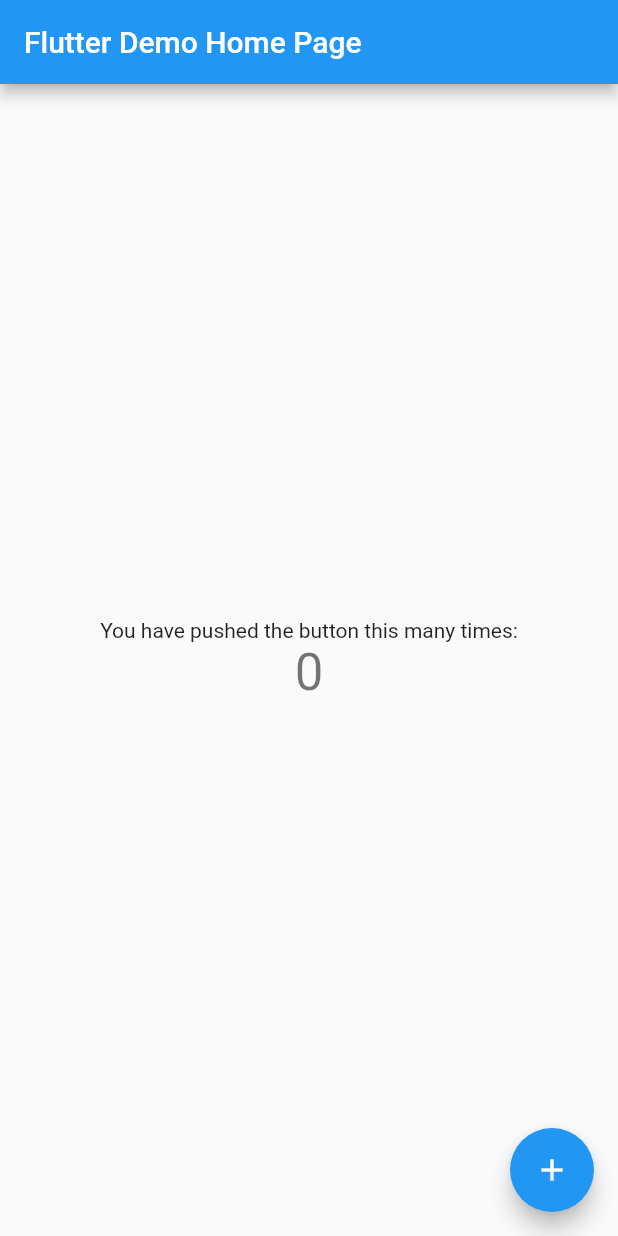
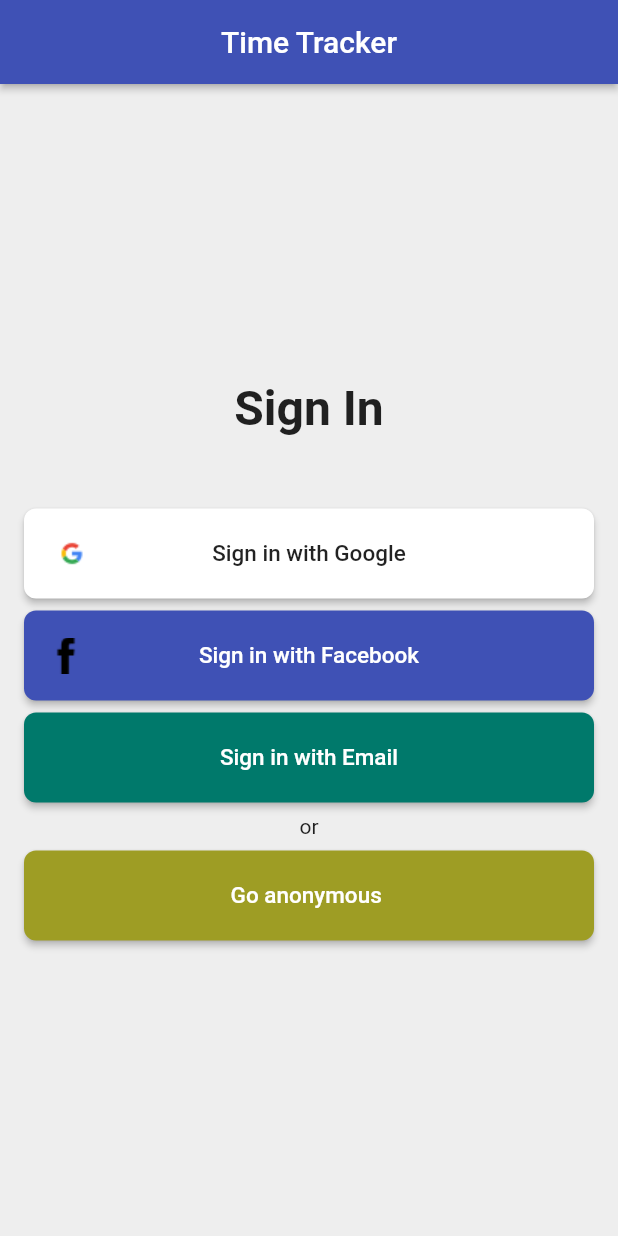
Before and after one commit to kalu254/time-tracker, a Flutter app: the screen it shows after launch, on a phone screen of 412 x 824 dp. Run offline on Flutter 3.47's test engine with Material 2 defaults, Android fonts, the phone set to English and light mode, and no system bars; our stand-ins replace firebase_auth, firebase_core, google_sign_in; missing offline and left inert: flutter_login_facebook; accounts and stored records are empty.

Commit message:
Google and Facebook Sign In

```diff
--- /dev/null
+++ b/lib/app/landing_page.dart
@@ -0,0 +1,39 @@
+import 'package:firebase_auth/firebase_auth.dart';
+import 'package:flutter/cupertino.dart';
+import 'package:flutter/material.dart';
+import 'package:time_tracker/app/home_page.dart';
+import 'package:time_tracker/services/auth.dart';
+import 'package:time_tracker/sign_in/sign_in_page.dart';
+
+class LandingPage extends StatelessWidget {
+  const LandingPage({Key key, @required this.auth}) : super(key: key);
+
+  final Auth auth;
+
+  @override
+  Widget build(BuildContext context) {
+
+    return StreamBuilder<User>(
+      stream: auth.authStateChanges(),
+      builder: (context,snapshot){
+        if(snapshot.connectionState == ConnectionState.active){
+          final User user = snapshot.data;
+          if (user == null) {
+            return SignInPage(
+              auth: auth,
+            );
+          }
+          return HomePage(
+            auth: auth,
+          );
+        }
+        return Scaffold(
+          body: Center(
+            child: CircularProgressIndicator(),
+          ),
+        );
+      },
+    );
+
+  }
+}
--- a/lib/main.dart
+++ b/lib/main.dart
@@ -1,113 +1,25 @@
+import 'package:firebase_core/firebase_core.dart';
 import 'package:flutter/material.dart';
+import 'package:time_tracker/services/auth.dart';
+import 'app/landing_page.dart';
 
-void main() {
+void main() async {
+  WidgetsFlutterBinding.ensureInitialized();
+  await Firebase.initializeApp();
   runApp(MyApp());
 }
 
 class MyApp extends StatelessWidget {
-  // This widget is the root of your application.
   @override
   Widget build(BuildContext context) {
     return MaterialApp(
-      title: 'Flutter Demo',
+      title: "Time Tracker",
       theme: ThemeData(
-        // This is the theme of your application.
-        //
-        // Try running your application with "flutter run". You'll see the
-        // application has a blue toolbar. Then, without quitting the app, try
-        // changing the primarySwatch below to Colors.green and then invoke
-        // "hot reload" (press "r" in the console where you ran "flutter run",
-        // or simply save your changes to "hot reload" in a Flutter IDE).
-        // Notice that the counter didn't reset back to zero; the application
-        // is not restarted.
-        primarySwatch: Colors.blue,
+        primarySwatch: Colors.indigo,
       ),
-      home: MyHomePage(title: 'Flutter Demo Home Page'),
+      home: LandingPage(
+        auth: Auth(),
+      )
     );
   }
 }
-
-class MyHomePage extends StatefulWidget {
-  MyHomePage({Key key, this.title}) : super(key: key);
-
-  // This widget is the home page of your application. It is stateful, meaning
-  // that it has a State object (defined below) that contains fields that affect
-  // how it looks.
-
-  // This class is the configuration for the state. It holds the values (in this
-  // case the title) provided by the parent (in this case the App widget) and
-  // used by the build method of the State. Fields in a Widget subclass are
-  // always marked "final".
-
-  final String title;
-
-  @override
-  _MyHomePageState createState() => _MyHomePageState();
-}
-
-class _MyHomePageState extends State<MyHomePage> {
-  int _counter = 0;
-
-  void _incrementCounter() {
-    setState(() {
-      // This call to setState tells the Flutter framework that something has
-      // changed in this State, which causes it to rerun the build method below
-      // so that the display can reflect the updated values. If we changed
-      // _counter without calling setState(), then the build method would not be
-      // called again, and so nothing would appear to happen.
-      _counter++;
-    });
-  }
-
-  @override
-  Widget build(BuildContext context) {
-    // This method is rerun every time setState is called, for instance as done
-    // by the _incrementCounter method above.
-    //
-    // The Flutter framework has been optimized to make rerunning build methods
-    // fast, so that you can just rebuild anything that needs updating rather
-    // than having to individually change instances of widgets.
-    return Scaffold(
-      appBar: AppBar(
-        // Here we take the value from the MyHomePage object that was created by
-        // the App.build method, and use it to set our appbar title.
-        title: Text(widget.title),
-      ),
-      body: Center(
-        // Center is a layout widget. It takes a single child and positions it
-        // in the middle of the parent.
-        child: Column(
-          // Column is also a layout widget. It takes a list of children and
-          // arranges them vertically. By default, it sizes itself to fit its
-          // children horizontally, and tries to be as tall as its parent.
-          //
-          // Invoke "debug painting" (press "p" in the console, choose the
-          // "Toggle Debug Paint" action from the Flutter Inspector in Android
-          // Studio, or the "Toggle Debug Paint" command in Visual Studio Code)
-          // to see the wireframe for each widget.
-          //
-          // Column has various properties to control how it sizes itself and
-          // how it positions its children. Here we use mainAxisAlignment to
-          // center the children vertically; the main axis here is the vertical
-          // axis because Columns are vertical (the cross axis would be
-          // horizontal).
-          mainAxisAlignment: MainAxisAlignment.center,
-          children: <Widget>[
-            Text(
-              'You have pushed the button this many times:',
-            ),
-            Text(
-              '$_counter',
-              style: Theme.of(context).textTheme.headline4,
-            ),
-          ],
-        ),
-      ),
-      floatingActionButton: FloatingActionButton(
-        onPressed: _incrementCounter,
-        tooltip: 'Increment',
-        child: Icon(Icons.add),
-      ), // This trailing comma makes auto-formatting nicer for build methods.
-    );
-  }
-}
--- /dev/null
+++ b/lib/sign_in/sign_in_button.dart
@@ -0,0 +1,16 @@
+import 'package:flutter/widgets.dart';
+import 'package:time_tracker/common_widgets/CustomElevatedButton.dart';
+
+class SignInButton extends CustomElevatedButton {
+  SignInButton(
+      {@required String text,
+      Color color,
+      Color textColor,
+      VoidCallback onPressed})
+      : assert(text != null),
+        super(
+            child:
+                Text(text, style: TextStyle(color: textColor, fontSize: 15.0)),
+            color: color,
+            onPressed: onPressed);
+}
--- /dev/null
+++ b/lib/sign_in/sign_in_page.dart
@@ -0,0 +1,102 @@
+import 'package:flutter/material.dart';
+import 'package:flutter/widgets.dart';
+import 'package:time_tracker/services/auth.dart';
+import 'package:time_tracker/sign_in/sign_in_button.dart';
+import 'package:time_tracker/sign_in/social_sig_sign_button.dart';
+
+
+class SignInPage extends StatelessWidget {
+  const SignInPage({Key key, @required this.auth}) : super(key: key);
+
+  final Auth auth;
+  Future<void> _signInAnonymously() async{
+    try {
+      final user = await auth.signInAnonymously();
+    }catch(e){
+      print(e.toString());
+    }
+  }
+
+  Future<void> _signInWithGoogle() async{
+    try {
+      await auth.signInWithGoogle();
+    }catch(e){
+      print(e.toString());
+    }
+  }
+
+  Future<void> _signInWithFacebook() async{
+    try {
+      await auth.signInWithFacebook();
+    }catch(e){
+      print(e.toString());
+    }
+  }
+
+  @override
+  Widget build(BuildContext context) {
+    return Scaffold(
+      appBar: AppBar(
+        title: Text('Time Tracker'),
+        centerTitle: true,
+        elevation: 2,
+      ),
+      body: _buildContent(),
+      backgroundColor: Colors.grey[200],
+    );
+  }
+
+  Widget _buildContent() {
+    return Padding(
+      padding: EdgeInsets.all(16.0),
+      child: Column(
+        mainAxisAlignment: MainAxisAlignment.center,
+        crossAxisAlignment: CrossAxisAlignment.stretch,
+        children: [
+          Text(
+            "Sign In",
+            textAlign: TextAlign.center,
+            style: TextStyle(fontSize: 32.0, fontWeight: FontWeight.w600),
+          ),
+          SizedBox(height: 48),
+          SocialSignInButton(
+            assetName: 'images/google_icon.png',
+            text: "Sign in with Google",
+            color: Colors.white,
+            textColor: Colors.black87,
+            onPressed: _signInWithGoogle,
+          ),
+          SizedBox(height: 8),
+          SocialSignInButton(
+            assetName: 'images/facebook_icon.png',
+            text: "Sign in with Facebook",
+            color: Colors.blue[1500],
+            textColor: Colors.white,
+            onPressed: _signInWithFacebook,
+          ),
+          SizedBox(height: 8),
+          SignInButton(
+            text: "Sign in with Email",
+            color: Colors.teal[700],
+            textColor: Colors.white,
+            onPressed: () {},
+          ),
+          SizedBox(height: 8),
+          Text(
+            "or",
+            textAlign: TextAlign.center,
+          ),
+          SizedBox(
+            height: 8,
+          ),
+          SignInButton(
+            text: "Go anonymous ",
+            color: Colors.lime[800],
+            textColor: Colors.white,
+            onPressed: _signInAnonymously,
+          ),
+        ],
+      ),
+    );
+  }
+}
--- /dev/null
+++ b/lib/sign_in/social_sig_sign_button.dart
@@ -0,0 +1,30 @@
+import 'package:flutter/widgets.dart';
+import 'package:time_tracker/common_widgets/CustomElevatedButton.dart';
+
+class SocialSignInButton extends CustomElevatedButton {
+  SocialSignInButton(
+      {@required String text,
+      @required String assetName,
+      Color color,
+      Color textColor,
+      VoidCallback onPressed})
+      : assert(text != null),
+        assert(assetName != null),
+        super(
+            child: Row(
+              mainAxisAlignment: MainAxisAlignment.spaceBetween,
+              children: [
+                Image.asset(assetName),
+                Text(
+                  text,
+                  style: TextStyle(color: textColor, fontSize: 15.0),
+                ),
+                Opacity(
+                  opacity: 0.0,
+                  child: Image.asset(assetName),
+                ),
+              ],
+            ),
+            color: color,
+            onPressed: onPressed);
+}
```
Also changed, not shown: lib/app/home_page.dart (added, +37 -0 lines), lib/common_widgets/CustomElevatedButton.dart (added, +34 -0 lines), lib/services/auth.dart (added, +90 -0 lines), pubspec.yaml (+46 -41 lines), images/facebook_icon.png (added), images/google_icon.png (added), pubspec.lock, 5 other files.
